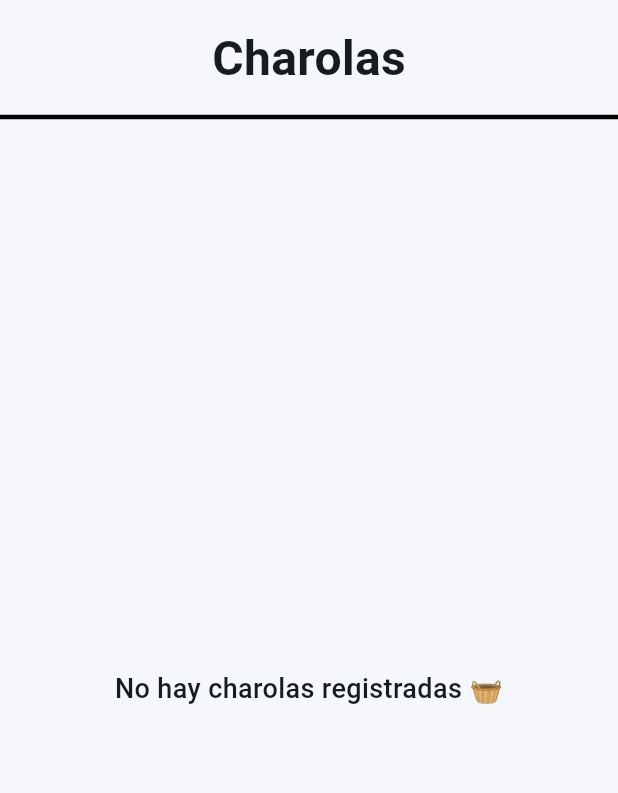
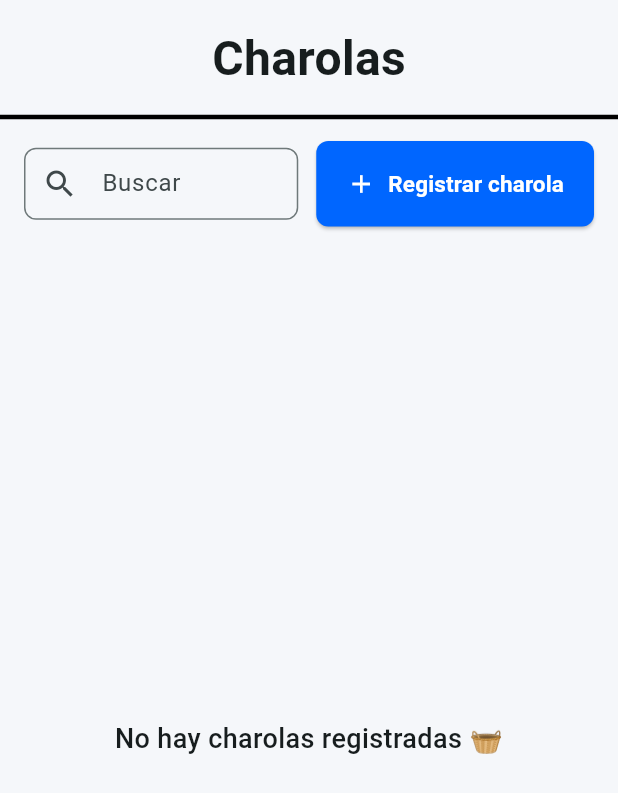
Before and after one commit to CodeAnd-Co/TECH-NEBRIOS-FLUTTER, a Flutter app: the VistaCharolas screen opened directly, on a phone screen of 412 x 824 dp. Shown: the top 793 px of the screen. Run offline on Flutter 3.47's test engine with Material 3 defaults, Android fonts, the phone set to English and light mode, and no system bars; our stand-ins replace logger, shared_preferences; missing offline and left inert: jwt_decode; accounts and stored records are empty; network calls fail.

Commit message:
Agregar botón de registrar charola

```diff
--- a/tech_nebrios_tracker/lib/data/models/constantes.dart
+++ b/tech_nebrios_tracker/lib/data/models/constantes.dart
@@ -1,7 +1,5 @@
 class APIRutas{
   static const String BASEURL = "http://localhost:3000";
-
-  static const String CHAROLAS = "$BASEURL/charolas";
 
   static const String USUARIO = "$BASEURL/usuario";
 
--- a/tech_nebrios_tracker/lib/data/repositories/menu_charolas.repository.dart
+++ b/tech_nebrios_tracker/lib/data/repositories/menu_charolas.repository.dart
@@ -18,7 +18,7 @@ class CharolaRepositorio implements CharolaServicioApi {
   /// Retorna un mapa con la respuesta JSON o lanza excepciones según el error.
   @override
   Future<Map<String, dynamic>?> obtenerCharolasPaginadas(int pag, int limite) async {
-    final uri = Uri.parse('${APIRutas.CHAROLAS}/charolas?page=$pag&limit=$limite');
+    final uri = Uri.parse('${APIRutas.CHAROLA}/charolas?page=$pag&limit=$limite');
     final UserUseCases _userUseCases = UserUseCases();
     final token = await _userUseCases.obtenerTokenActual();
 
--- a/tech_nebrios_tracker/lib/framework/views/menu_charolas.view.dart
+++ b/tech_nebrios_tracker/lib/framework/views/menu_charolas.view.dart
@@ -106,6 +106,63 @@ class VistaCharolas extends StatelessWidget {
                 const SizedBox(height: 8),
                 const Divider(color: Color(0xFF000000), thickness: 3),
                 const SizedBox(height: 8),
+                Padding(
+                  padding: const EdgeInsets.symmetric(horizontal: 16.0),
+                  child: LayoutBuilder(
+                    builder: (context, constraints) {
+                      final screenWidth = constraints.maxWidth;
+
+                      // Escalado responsivo
+                      final fontSize = screenWidth * 0.012;
+                      final iconSize = screenWidth * 0.015;
+
+                      return Row(
+                        crossAxisAlignment: CrossAxisAlignment.center,
+                        children: [
+                          // Campo de búsqueda expandido
+                          Expanded(
+                            child: TextField(
+                              decoration: InputDecoration(
+                                hintText: 'Buscar',
+                                prefixIcon: const Icon(Icons.search),
+                                border: OutlineInputBorder(
+                                  borderRadius: BorderRadius.circular(8),
+                                ),
+                                contentPadding: const EdgeInsets.symmetric(horizontal: 16, vertical: 12),
+                              ),
+                            ),
+                          ),
+                          const SizedBox(width: 12),
+
+                          // Botón responsivo
+                          ElevatedButton.icon(
+                            onPressed: () {
+                              // TODO: Define esta navegación o acción para registrar una nueva charola
+                              // Navigator.push(context, MaterialPageRoute(builder: (_) => PantallaRegistroCharola()));
+                            },
+                            icon: Icon(Icons.add, size: iconSize.clamp(20, 30)),
+                            label: Text(
+                              'Registrar charola',
+                              style: TextStyle(
+                                fontSize: fontSize.clamp(15, 22),
+                                fontWeight: FontWeight.bold,
+                              ),
+                            ),
+                            style: ElevatedButton.styleFrom(
+                              padding: const EdgeInsets.symmetric(horizontal: 20, vertical: 18),
+                              backgroundColor: const Color(0xFF0066FF),
+                              foregroundColor: Colors.white,
+                              shape: RoundedRectangleBorder(
+                                borderRadius: BorderRadius.circular(8),
+                              ),
+                            ),
+                          ),
+                        ],
+                      );
+                    },
+                  ),
+                ),
+                const SizedBox(height: 10),
 
                 /// Carga inicial
                 if (vm.cargando && vm.charolas.isEmpty)
@@ -165,26 +222,62 @@ class VistaCharolas extends StatelessWidget {
 
                 /// Paginación
                 if (vm.charolas.isNotEmpty) ...[
-                  Text("Página ${vm.pagActual} de ${vm.totalPags}",
-                      style: const TextStyle(fontSize: 16, fontWeight: FontWeight.w500)),
-                  const SizedBox(height: 0.5),
+                  Text(
+                    "Página ${vm.pagActual} de ${vm.totalPags}",
+                    style: const TextStyle(fontSize: 16, fontWeight: FontWeight.w500),
+                  ),
+                  const SizedBox(height: 8),
                   Padding(
                     padding: const EdgeInsets.symmetric(vertical: 16.0),
-                    child: Row(
+                    child: LayoutBuilder(
+                      builder: (context, constraints) {
+                        final width = constraints.maxWidth;
+
+                        final buttonWidth = width * 0.25;
+                        final fontSize = width * 0.012;
+                        final iconSize = width * 0.015;
+
+                        return Row(
                           mainAxisAlignment: MainAxisAlignment.center,
                           children: [
                             ElevatedButton.icon(
                               onPressed: vm.pagActual > 1 ? vm.cargarPaginaAnterior : null,
-                          icon: const Icon(Icons.arrow_back, size: 30),
-                          label: const Text("Anterior"),
+                              icon: Icon(Icons.arrow_back, size: iconSize.clamp(18, 32)),
+                              label: Text(
+                                "Anterior",
+                                style: TextStyle(fontSize: fontSize.clamp(17, 22)),
+                              ),
+                              style: ElevatedButton.styleFrom(
+                                padding: EdgeInsets.symmetric(horizontal: 22, vertical: 20,
+                                ),
+                                minimumSize: Size(buttonWidth.clamp(80, 200), 48),
+                                shape: RoundedRectangleBorder(
+                                  borderRadius: BorderRadius.circular(20),
+                                ),
+                              ),
                             ),
                             const SizedBox(width: 16),
                             ElevatedButton.icon(
                               onPressed: vm.pagActual < vm.totalPags ? vm.cargarPaginaSiguiente : null,
-                          icon: const Icon(Icons.arrow_forward, size: 30),
-                          label: const Text("Siguiente"),
+                              icon: Icon(Icons.arrow_forward, size: iconSize.clamp(18, 32)),
+                              label: Text(
+                                "Siguiente",
+                                style: TextStyle(fontSize: fontSize.clamp(17, 22)),
+                              ),
+                              style: ElevatedButton.styleFrom(
+                                padding: EdgeInsets.symmetric(
+                                  horizontal: 20,
+                                  vertical: 20,
+                                ),
+                                minimumSize: Size(buttonWidth.clamp(120, 200), 48),
+                                shape: RoundedRectangleBorder(
+                                  borderRadius: BorderRadius.circular(20),
+                                ),
+                              ),
                             ),
                           ],
+                        );
+                      },
                     ),
                   ),
                 ],
```
Lines whose indentation alone changed are shown as unchanged.
